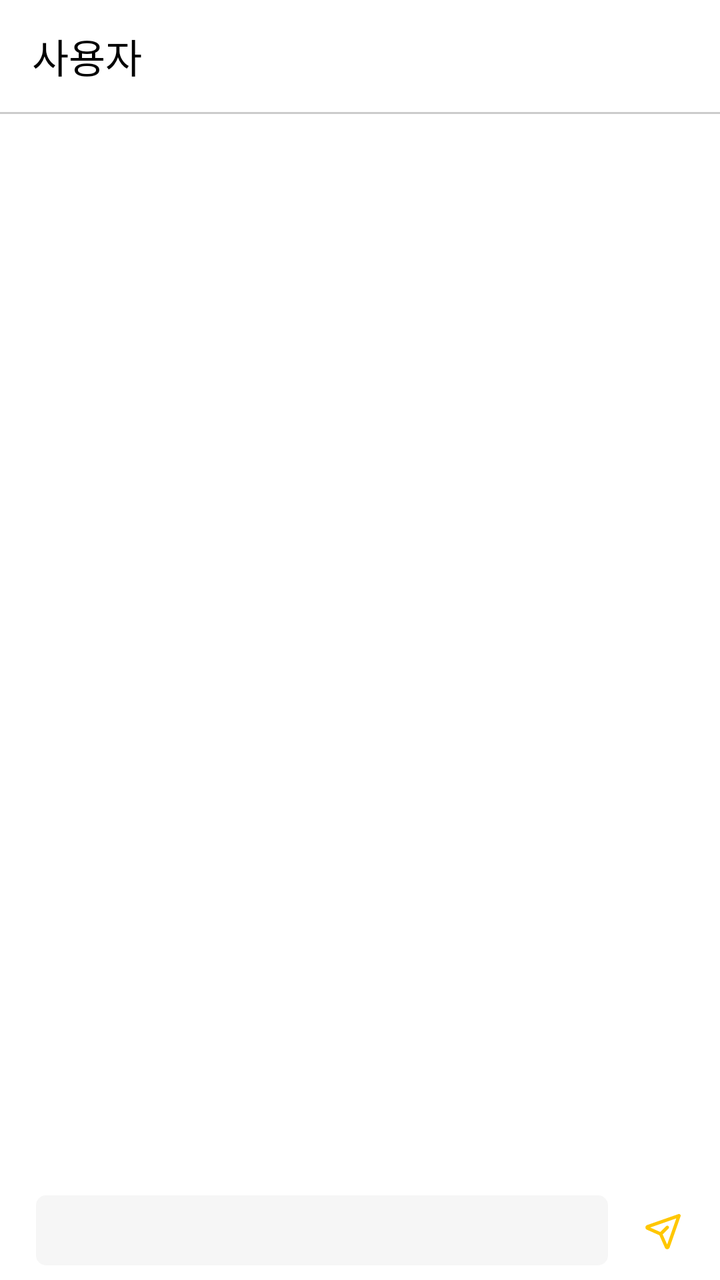
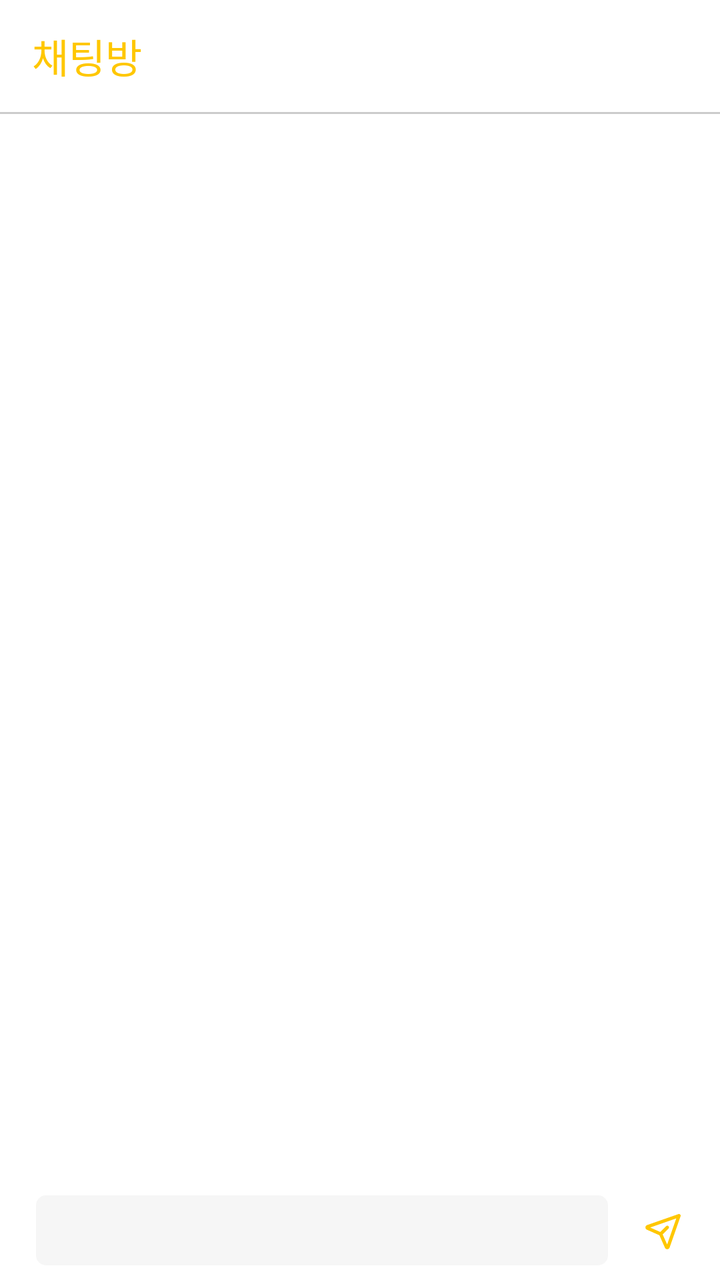

An Android layout rendered at two revisions. The XML below is the earlier revision; the diff shows what the commit changed to produce the second picture.
<!-- AndroidManifest.xml: application theme Theme.Team_On -->
<!-- res/layout/activity_chat.xml -->
<?xml version="1.0" encoding="utf-8"?>
<androidx.constraintlayout.widget.ConstraintLayout xmlns:android="http://schemas.android.com/apk/res/android"
    xmlns:app="http://schemas.android.com/apk/res-auto"
    xmlns:tools="http://schemas.android.com/tools"
    android:id="@+id/main"
    android:layout_width="match_parent"
    android:layout_height="match_parent"
    tools:context=".ActivityChat">

    <androidx.appcompat.widget.Toolbar
        android:id="@+id/chat_toolbar"
        android:layout_width="match_parent"
        android:layout_height="wrap_content"
        android:background="@color/white"
        android:minHeight="?attr/actionBarSize"
        android:theme="?attr/actionBarTheme"
        app:layout_constraintTop_toTopOf="parent"
        app:title="사용자"
        app:titleTextColor="@color/black" />

    <View
        android:id="@+id/chat_view"
        android:layout_width="match_parent"
        android:layout_height="1dp"
        android:background="@color/gray"
        app:layout_constraintTop_toBottomOf="@+id/chat_toolbar"
        tools:layout_editor_absoluteX="0dp" />

    <androidx.recyclerview.widget.RecyclerView
        android:id="@+id/chat_rv"
        android:layout_width="match_parent"
        android:layout_height="0dp"
        app:layout_constraintBottom_toTopOf="@+id/chat_main_const"
        app:layout_constraintTop_toBottomOf="@+id/chat_view"
        tools:layout_editor_absoluteX="1dp" />

    <androidx.constraintlayout.widget.ConstraintLayout
        android:id="@+id/chat_main_const"
        android:layout_width="match_parent"
        android:layout_height="50dp"
        app:layout_constraintBottom_toBottomOf="parent"
        app:layout_constraintTop_toBottomOf="@+id/chat_rv"
        tools:layout_editor_absoluteX="0dp">

        <androidx.constraintlayout.widget.ConstraintLayout
            android:id="@+id/chat_const"
            android:layout_width="0dp"
            android:layout_height="35dp"
            android:layout_marginStart="18dp"
            android:layout_marginEnd="12dp"
            android:background="@drawable/radius_5_solid_f6"
            app:layout_constraintBottom_toBottomOf="parent"
            app:layout_constraintEnd_toStartOf="@+id/chat_btn_send"
            app:layout_constraintStart_toStartOf="parent"
            app:layout_constraintTop_toTopOf="parent">

            <EditText
                android:id="@+id/chat_edit"
                android:layout_width="0dp"
                android:layout_height="0dp"
                android:layout_marginStart="7dp"
                android:layout_marginTop="2dp"
                android:layout_marginEnd="7dp"
                android:layout_marginBottom="2dp"
                android:background="@android:color/transparent"
                android:ems="10"
                android:inputType="textMultiLine"
                android:scrollHorizontally="false"
                android:textSize="18sp"
                app:layout_constraintBottom_toBottomOf="parent"
                app:layout_constraintEnd_toEndOf="parent"
                app:layout_constraintStart_toStartOf="parent"
                app:layout_constraintTop_toTopOf="parent" />
        </androidx.constraintlayout.widget.ConstraintLayout>

        <ImageButton
            android:id="@+id/chat_btn_send"
            android:layout_width="32dp"
            android:layout_height="32dp"
            android:layout_marginEnd="12dp"
            android:background="@android:color/transparent"
            app:layout_constraintBottom_toBottomOf="@+id/chat_const"
            app:layout_constraintEnd_toEndOf="parent"
            app:layout_constraintTop_toTopOf="@+id/chat_const"
            app:srcCompat="@drawable/svg_chat_send" />

    </androidx.constraintlayout.widget.ConstraintLayout>
</androidx.constraintlayout.widget.ConstraintLayout>
<!-- resources referenced by this layout -->
<resources>
  <color name="black">#FF000000</color>
  <color name="gray">#CCCCCC</color>
  <color name="white">#FFFFFFFF</color>
  <!-- drawable radius_5_solid_f6 (drawable) -->
  <shape xmlns:android="http://schemas.android.com/apk/res/android">
      <corners android:radius="5dp"/>
      <solid android:color="#f6f6f6"/>
  </shape>
  <!-- drawable svg_chat_send (drawable) -->
  <vector xmlns:android="http://schemas.android.com/apk/res/android"
      android:width="20dp"
      android:height="20dp"
      android:viewportWidth="20"
      android:viewportHeight="20">
    <path
        android:pathData="M18.287,2.776C18.392,2.473 18.316,2.137 18.089,1.911C17.863,1.685 17.527,1.608 17.225,1.714L1.55,7.2C0.481,7.574 0.421,9.062 1.455,9.522L7.702,12.298L10.478,18.545C10.938,19.58 12.426,19.519 12.8,18.45L18.287,2.776ZM8.149,10.673L3.093,8.426L16.142,3.859L11.575,16.908L9.327,11.852L12.256,8.923C12.581,8.597 12.581,8.07 12.256,7.744C11.931,7.419 11.403,7.419 11.077,7.744L8.149,10.673Z"
        android:fillColor="#FFC700"
        android:fillType="evenOdd"/>
  </vector>
  <style name="Theme.Team_On" parent="Base.Theme.Team_On" />
  <style name="Base.Theme.Team_On" parent="Theme.AppCompat.DayNight.NoActionBar">
          <item name="android:windowLightStatusBar">true</item>
          <item name="android:windowBackground">@android:color/white</item>
          <item name="android:statusBarColor">@color/white</item>
          <item name="android:textColor">#000000</item>
      </style>
</resources>

<!-- the commit's change to res/layout/activity_chat.xml (unified diff, before → after) -->
@@ -15,8 +15,8 @@
         android:minHeight="?attr/actionBarSize"
         android:theme="?attr/actionBarTheme"
         app:layout_constraintTop_toTopOf="parent"
-        app:title="사용자"
-        app:titleTextColor="@color/black" />
+        app:title="채팅방"
+        app:titleTextColor="@color/yellow" />
 
     <View
         android:id="@+id/chat_view"
<!-- resource entries referenced after the edit -->
@@ -1,8 +1,8 @@
 <!-- resources referenced by this layout -->
 <resources>
-  <color name="black">#FF000000</color>
   <color name="gray">#CCCCCC</color>
   <color name="white">#FFFFFFFF</color>
+  <color name="yellow">#FFC700</color>
   <!-- drawable radius_5_solid_f6 (drawable) -->
   <shape xmlns:android="http://schemas.android.com/apk/res/android">
       <corners android:radius="5dp"/>
